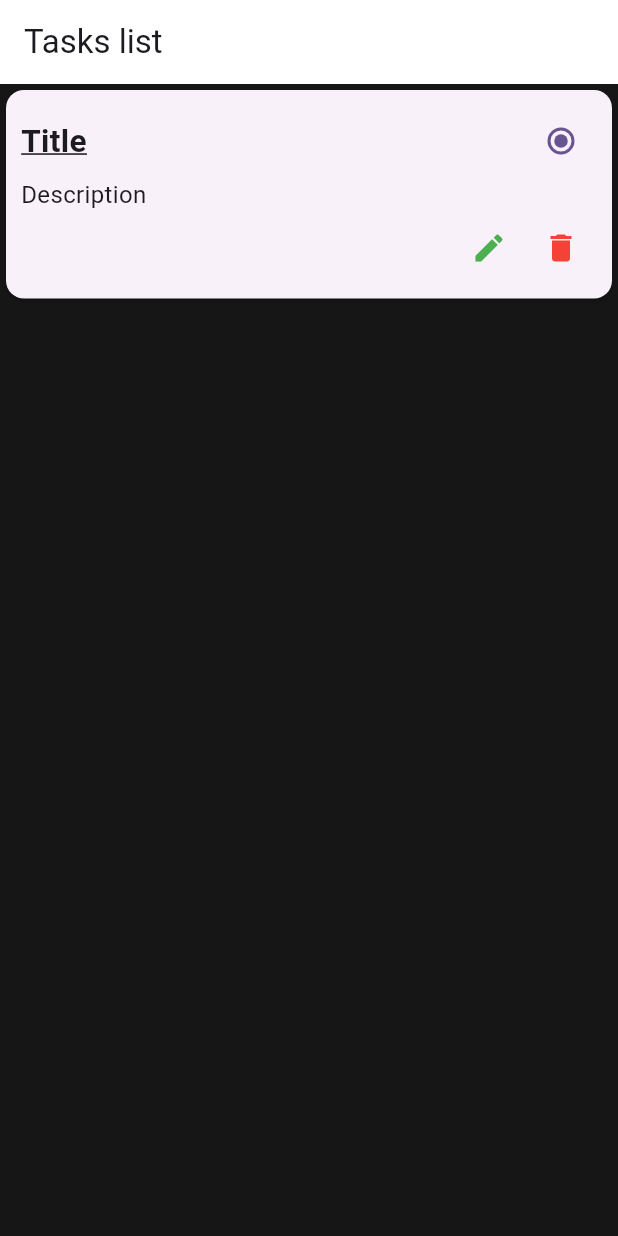
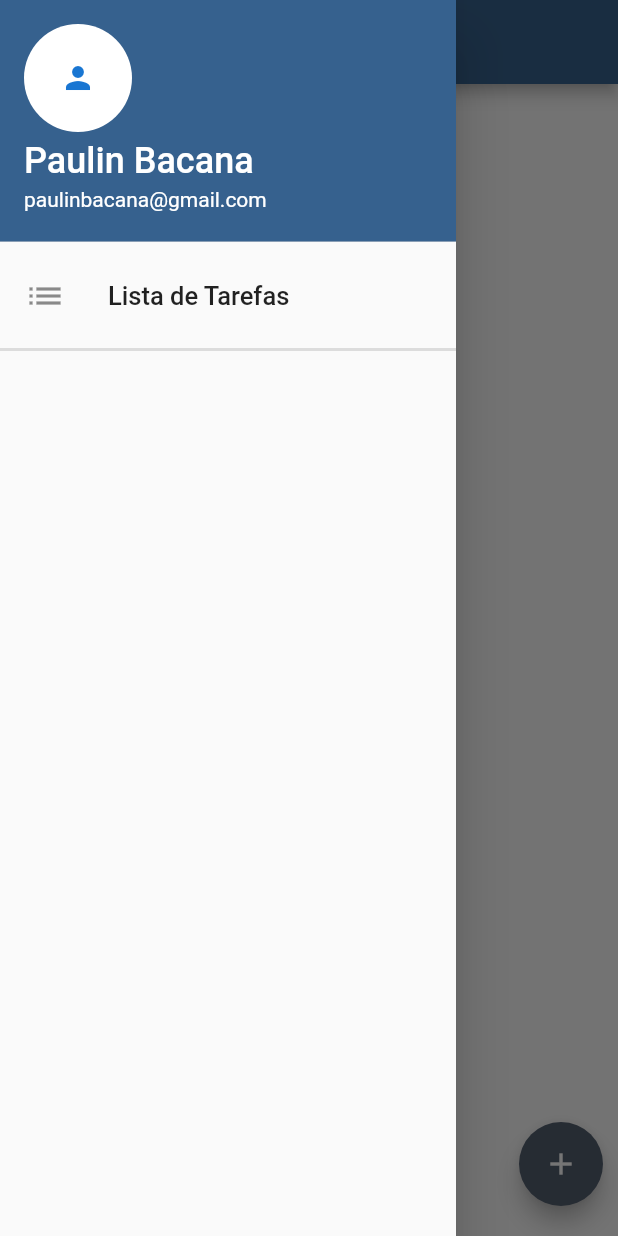
Before and after one commit to elian-r-ribeiro/multiTaskApp, a Flutter app: the screen it shows after launch, with the side drawer open (before the commit the screen has no drawer), on a phone screen of 412 x 824 dp. Run offline on Flutter 3.47's test engine with Material 3 defaults, Android fonts, the phone set to English and light mode, and no system bars; our stand-ins replace shared_preferences.

Commit message:
Working on some exercices

```diff
--- a/analysis_options.yaml
+++ b/analysis_options.yaml
@@ -7,7 +7,7 @@
 
 # The following line activates a set of recommended lints for Flutter apps,
 # packages, and plugins designed to encourage good coding practices.
-# include: package:flutter_lints/flutter.yaml
+include: package:flutter_lints/flutter.yaml
 
 linter:
   # The lint rules applied to this project can be customized in the
--- a/lib/main.dart
+++ b/lib/main.dart
@@ -1,4 +1,6 @@
 import 'package:flutter/material.dart';
+import 'package:project_test/views/form.dart';
+import 'package:project_test/views/list.dart';
 
 void main() {
   runApp(const MyApp());
@@ -7,15 +9,22 @@ void main() {
 class MyApp extends StatelessWidget {
   const MyApp({super.key});
 
+  // This widget is the root of your application.
   @override
   Widget build(BuildContext context) {
     return MaterialApp(
       title: 'Flutter Demo',
       theme: ThemeData(
-        colorScheme: ColorScheme.fromSeed(seedColor: Colors.deepPurple),
-        useMaterial3: true,
+        // This is the theme of your application.
+        colorScheme: ColorScheme.fromSeed(seedColor: Colors.blue),
+        useMaterial3: false,
       ),
-      home: const MyWidget(),
+      home: MyWidget(),
+      routes: {
+        //  '/': (context) => MyWidget(),
+        'listaDeTarefas': (context) => ListViewTasks(),
+        'formDeTarefas': (context) => FormViewTasks()
+      },
     );
   }
 }
@@ -31,58 +40,53 @@ class _MyWidgetState extends State<MyWidget> {
   @override
   Widget build(BuildContext context) {
     return Scaffold(
-      backgroundColor: const Color.fromARGB(255, 22, 22, 22),
-      appBar: AppBar(
-        title: Text('Tasks list'),
+      appBar: AppBar(title: Text('Lista de tarefas')),
+      drawer: Drawer(
+        child: Column(
+          children: [
+            UserAccountsDrawerHeader(
+              accountName: Text(
+                'Paulin Bacana',
+                style: TextStyle(fontSize: 24),
+              ),
+              accountEmail: Text('paulinbacana@gmail.com'),
+              currentAccountPicture: CircleAvatar(
                 backgroundColor: Colors.white,
+                child: Icon(Icons.person),
               ),
-      body: Column(
-        children: [
-          Card(
-            child: Padding(
-                padding: EdgeInsets.all(10),
-                child: Column(
-                  crossAxisAlignment: CrossAxisAlignment.stretch,
-                  children: [
-                    Row(
-                        mainAxisAlignment: MainAxisAlignment.spaceBetween,
-                        children: [
-                          Text(
-                            "Title",
-                            style: TextStyle(
-                                fontSize: 21,
-                                fontWeight: FontWeight.bold,
-                                decoration: TextDecoration.underline),
             ),
-                          Radio(
-                              value: "", groupValue: "", onChanged: (value) {})
-                        ]),
-                    Text(
-                      "Description",
-                      style: TextStyle(fontSize: 16),
+            ListTile(
+              title: Text(
+                'Lista de Tarefas',
+                style: TextStyle(fontSize: 17),
               ),
-                    Row(
-                      mainAxisAlignment: MainAxisAlignment.end,
-                      children: [
-                        IconButton(
-                          onPressed: () {
-                            print("Edit icon");
+              onTap: () {
+                Navigator.pushNamed(context, 'listaDeTarefas');
               },
-                          icon: Icon(Icons.edit),
-                          color: Colors.green,
+              leading: Icon(
+                Icons.list,
+                size: 28,
               ),
-                        IconButton(
-                          onPressed: () {
-                            print("Delete icon");
-                          },
-                          icon: Icon(Icons.delete),
-                          color: Colors.red,
+            ),
+            Divider(
+              thickness: 2,
             )
           ],
-                    )
-                  ],
-                )),
-          )
+        ),
+      ),
+      body: Stack(
+        children: [
+          Padding(
+              padding: EdgeInsets.only(bottom: 20, right: 10),
+              child: Align(
+                alignment: Alignment.bottomRight,
+                child: FloatingActionButton(
+                  onPressed: () {
+                    Navigator.pushNamed(context, 'formDeTarefas');
+                  },
+                  child: Icon(Icons.add),
+                ),
+              ))
         ],
       ),
     );
--- a/lib/views/newTask.dart
+++ /dev/null
@@ -1,15 +0,0 @@
-import 'package:flutter/material.dart';
-
-class MyWidget extends StatefulWidget {
-  const MyWidget({super.key});
-
-  @override
-  State<MyWidget> createState() => _MyWidgetState();
-}
-
-class _MyWidgetState extends State<MyWidget> {
-  @override
-  Widget build(BuildContext context) {
-    return Scaffold(appBar: AppBar(title: Text("Create Task")));
-  }
-}
--- a/pubspec.yaml
+++ b/pubspec.yaml
@@ -1,4 +1,4 @@
-name: test_project
+name: project_test
 description: "A new Flutter project."
 # The following line prevents the package from being accidentally published to
 # pub.dev using `flutter pub publish`. This is preferred for private packages.
@@ -35,6 +35,7 @@ dependencies:
   # The following adds the Cupertino Icons font to your application.
   # Use with the CupertinoIcons class for iOS style icons.
   cupertino_icons: ^1.0.6
+  shared_preferences: ^2.3.2
 
 dev_dependencies:
   flutter_test:
```
Also changed, not shown: lib/models/task_model.dart (added, +24 -0 lines), lib/service/task_service.dart (added, +54 -0 lines), lib/views/form.dart (added, +152 -0 lines), lib/views/list.dart (added, +131 -0 lines), lib/views/tasksList.dart (deleted, +0 -70 lines), pubspec.lock, 19 other files. Lines whose indentation alone changed are shown as unchanged.
